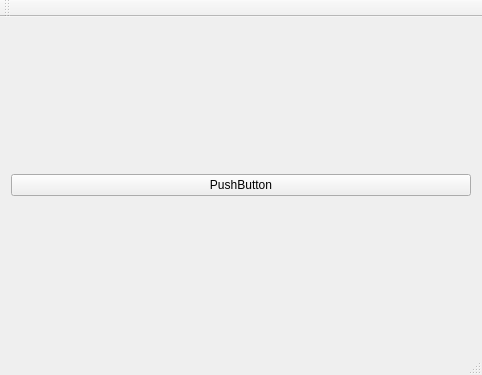
Qt form QThreadExperience2/MainWindow.ui (Mrsherlock1996/QThreadExperience2) before a commit.
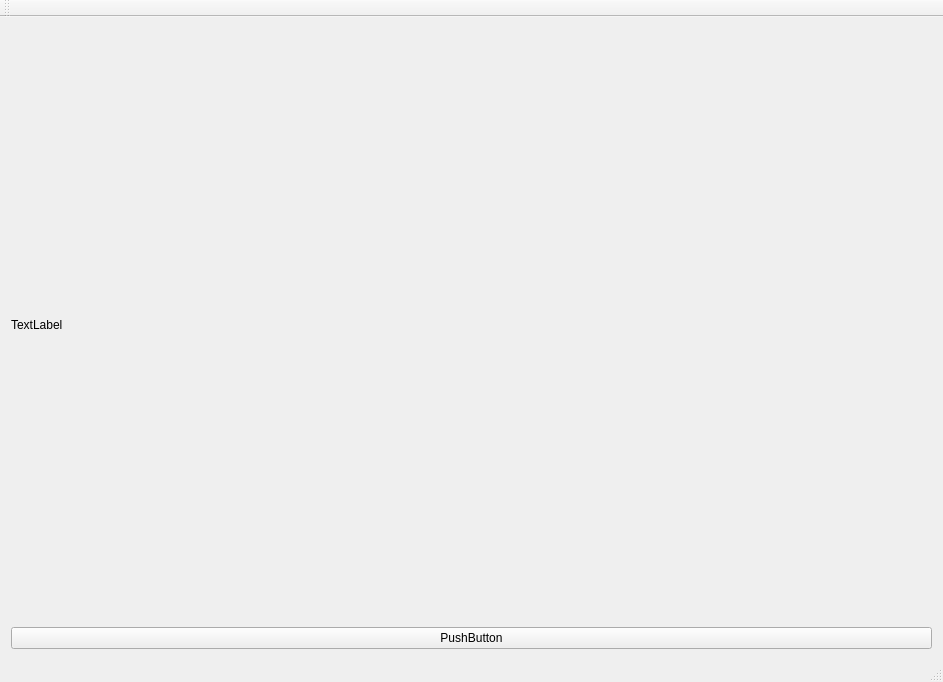
The same form after that commit.

Commit message: 成功完成子线程while读取帧并显示在uiLabel中

The edit to the form file:
```diff
--- a/QThreadExperience2/MainWindow.ui
+++ b/QThreadExperience2/MainWindow.ui
@@ -6,8 +6,8 @@
    <rect>
     <x>0</x>
     <y>0</y>
-    <width>482</width>
-    <height>375</height>
+    <width>943</width>
+    <height>682</height>
    </rect>
   </property>
   <property name="windowTitle">
@@ -15,13 +15,20 @@
   </property>
   <widget class="QWidget" name="centralWidget">
    <layout class="QGridLayout" name="gridLayout">
-    <item row="0" column="0">
+    <item row="1" column="1">
      <widget class="QPushButton" name="pushButton">
       <property name="text">
        <string>PushButton</string>
       </property>
      </widget>
     </item>
+    <item row="0" column="1">
+     <widget class="QLabel" name="label">
+      <property name="text">
+       <string>TextLabel</string>
+      </property>
+     </widget>
+    </item>
    </layout>
   </widget>
   <widget class="QMenuBar" name="menuBar">
```
Left out of the diff: 2 changed lines with no effect on the pictures. The commit also changes 9 other files.
